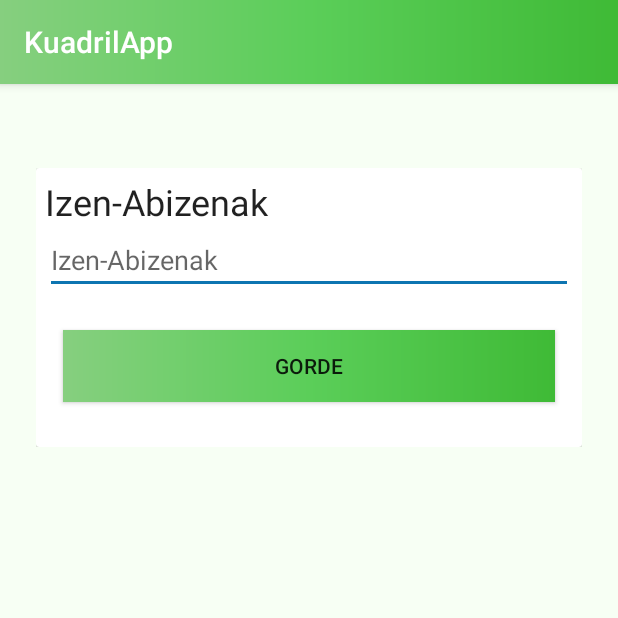
After one commit to XabinCoffee/KuadrilApp, an Android app: the EditUsernameActivity screen opened directly, with no data from a screen before it, on a phone screen of 412 x 824 dp, the top half of it. The commit adds this screen. Run offline under Robolectric (Android 15) with nearby library versions, the phone set to English and light mode, and no system bars; our stand-ins replace Firebase (no records; nobody signed in at launch, a user with empty details on screens opened directly).

Commit message:
Edit username from prefs

```diff
--- a/app/build.gradle
+++ b/app/build.gradle
@@ -43,4 +43,5 @@ dependencies {
 
 
 
+
 apply plugin: 'com.google.gms.google-services'
--- a/app/src/main/AndroidManifest.xml
+++ b/app/src/main/AndroidManifest.xml
@@ -21,7 +21,8 @@
         <activity android:name=".SignupActivity" />
         <activity android:name=".FrontpageActivity" />
         <activity android:name=".ReadEventActivity" />
-        <activity android:name=".EditEventActivity"></activity>
+        <activity android:name=".EditEventActivity" />
+        <activity android:name=".EditUsernameActivity"></activity>
     </application>
 
 </manifest>
--- /dev/null
+++ b/app/src/main/java/com/kapp/rxabin/kuadrilapp/EditUsernameActivity.java
@@ -0,0 +1,41 @@
+package com.kapp.rxabin.kuadrilapp;
+
+import android.support.v7.app.AppCompatActivity;
+import android.os.Bundle;
+import android.view.View;
+import android.widget.Button;
+import android.widget.EditText;
+
+import com.google.firebase.auth.FirebaseAuth;
+import com.google.firebase.auth.FirebaseUser;
+import com.google.firebase.auth.UserProfileChangeRequest;
+import com.kapp.rxabin.kuadrilapp.database.DbManager;
+
+public class EditUsernameActivity extends AppCompatActivity {
+
+    private FirebaseAuth mAuth;
+    private EditText username;
+
+    @Override
+    protected void onCreate(Bundle savedInstanceState) {
+        super.onCreate(savedInstanceState);
+        setContentView(R.layout.activity_edit_username);
+        username = (EditText) findViewById(R.id.mName);
+        mAuth = FirebaseAuth.getInstance();
+    }
+
+
+    public void updateName(View v){
+        String name = username.getText().toString();
+        FirebaseUser currentUser = mAuth.getCurrentUser();
+        UserProfileChangeRequest profileUpdates = new UserProfileChangeRequest.Builder()
+                .setDisplayName(name)
+                .build();
+
+        DbManager.updateUser(currentUser.getUid(),name);
+        finish();
+
+    }
+
+
+}
--- /dev/null
+++ b/app/src/main/res/layout/activity_edit_username.xml
@@ -0,0 +1,72 @@
+<?xml version="1.0" encoding="utf-8"?>
+<ScrollView
+    xmlns:android="http://schemas.android.com/apk/res/android"
+    xmlns:tools="http://schemas.android.com/tools"
+    android:layout_width="fill_parent"
+    android:layout_height="fill_parent"
+    android:fitsSystemWindows="true"
+    android:background="@color/background">
+
+    <LinearLayout
+        android:orientation="vertical"
+        android:layout_width="match_parent"
+        android:layout_height="wrap_content"
+        android:paddingTop="56dp"
+        android:paddingLeft="24dp"
+        android:paddingRight="24dp">
+
+        <!--  Name Label -->
+
+        <android.support.v7.widget.CardView
+            android:layout_width="match_parent"
+            android:layout_height="match_parent" >
+
+            <LinearLayout
+                android:layout_width="match_parent"
+                android:layout_height="match_parent"
+                android:paddingLeft="6dp"
+                android:paddingTop="6dp"
+                android:paddingRight="6dp"
+                android:paddingBottom="6dp"
+                android:orientation="vertical">
+
+                <TextView
+                    android:id="@+id/tvMessage"
+                    android:layout_width="match_parent"
+                    android:layout_height="wrap_content"
+                    android:text="@string/name"
+                    android:textAppearance="@style/TextAppearance.AppCompat.Headline" />
+
+                <EditText
+                    android:id="@+id/mName"
+                    android:layout_width="match_parent"
+                    android:layout_height="wrap_content"
+                    android:hint="@string/name"
+                    android:inputType="textCapWords" />
+
+                <android.support.v7.widget.AppCompatButton
+                    android:id="@+id/btn_signup"
+                    android:layout_width="match_parent"
+                    android:layout_height="wrap_content"
+                    android:layout_marginBottom="24dp"
+                    android:layout_marginLeft="12dp"
+                    android:layout_marginRight="12dp"
+                    android:layout_marginTop="24dp"
+                    android:background="@drawable/kuadrilapp_gradient"
+                    android:onClick="updateName"
+                    android:padding="12dp"
+                    android:text="@string/save" />
+
+            </LinearLayout>
+        </android.support.v7.widget.CardView>
+
+        <!-- Email Label -->
+
+
+        <!-- Password Label -->
+
+
+        <!-- Signup Button -->
+
+    </LinearLayout>
+</ScrollView>
--- a/app/src/main/res/layout/activity_read_event.xml
+++ b/app/src/main/res/layout/activity_read_event.xml
@@ -54,6 +54,7 @@
                         android:layout_height="wrap_content"
                         android:layout_below="@id/textView"
                         android:text="Desc."
+                        android:layout_marginBottom="12dp"
                         android:textAppearance="@style/TextAppearance.AppCompat.Body1" />
 
                     <TextView
--- a/app/src/main/res/values/strings.xml
+++ b/app/src/main/res/values/strings.xml
@@ -33,7 +33,8 @@
     <string name="members">Partaideak</string>
     <string name="proposeDate">Data berria\nproposatu</string>
     <string name="changeRole">Rola aldatu</string>
-
+    <string name="editusername">Erabiltzaile izena aldatu</string>
+    <string name="createaccount">Kontua sortu</string>
 
 
     <string name="diffPasswords">Pasahitzak ez dira berdinak</string>
--- a/app/src/main/res/xml/preferences.xml
+++ b/app/src/main/res/xml/preferences.xml
@@ -12,8 +12,13 @@
         android:title="@string/language" />
 
     <Preference
+        android:key="editusername"
+        android:title="@string/editusername"/>
+
+    <Preference
         android:key="logout"
         android:title="@string/logout"/>
 
 
+
 </PreferenceScreen>
```
Also changed, not shown: app/src/main/java/com/kapp/rxabin/kuadrilapp/PrefFragment.java (+15 -2 lines), app/src/main/java/com/kapp/rxabin/kuadrilapp/database/DbManager.java (+20 -0 lines), 340 other files.
